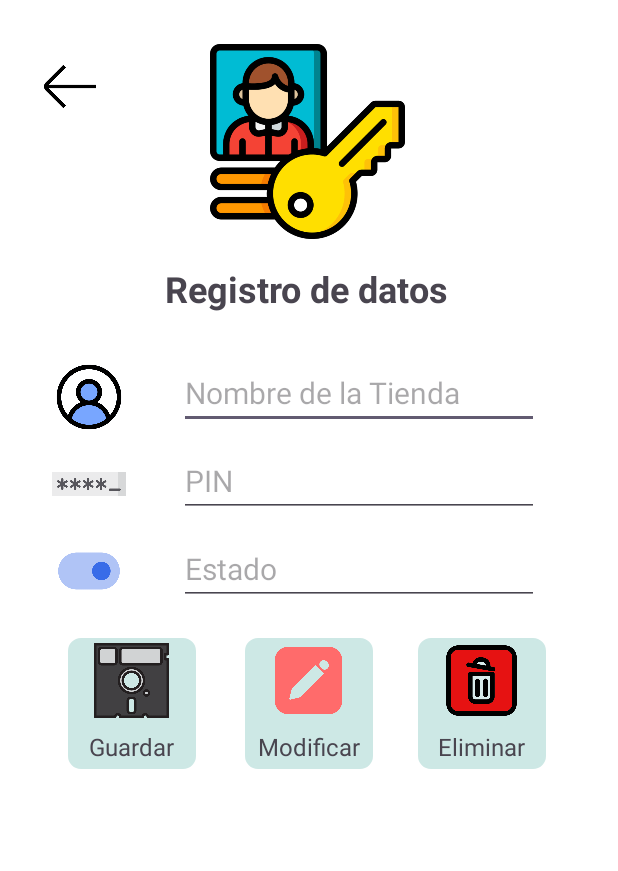
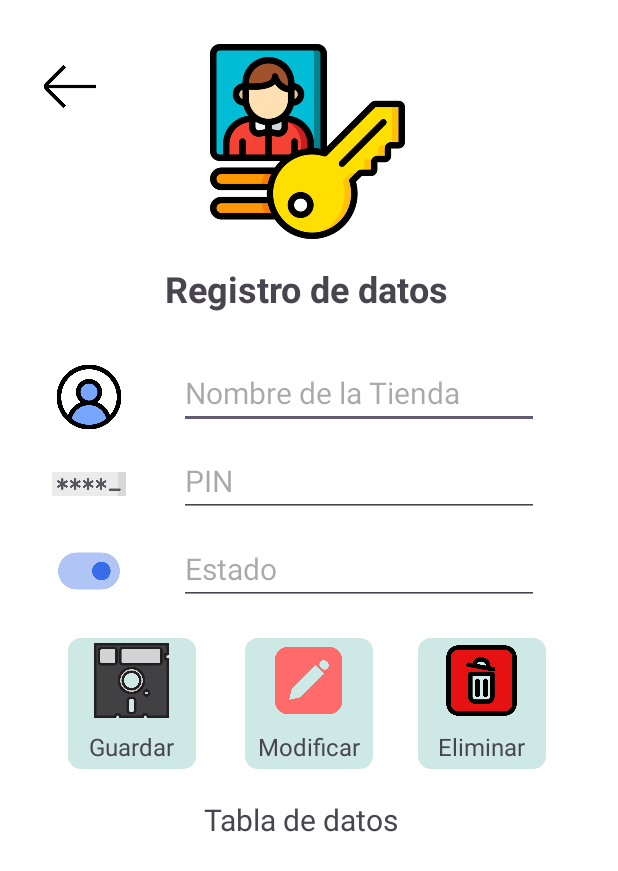
Before and after one commit to carlosEnriqueGC/ProyectoANDROID2024, an Android app: the PantallaIngresoTienda screen opened directly, with no data from a screen before it, on a phone screen of 412 x 824 dp. Shown: the top 871 px of the screen. Run offline under Robolectric (Android 15) with nearby library versions, the phone set to English and light mode, and no system bars.

Commit message:
Reinicio de base de datos SQLite

```diff
--- a/PROYECTORECARGAAPP/app/src/main/java/com/umg/clarorecargasapp/DBHelper.java
+++ b/PROYECTORECARGAAPP/app/src/main/java/com/umg/clarorecargasapp/DBHelper.java
@@ -8,7 +8,7 @@ public class DBHelper extends SQLiteOpenHelper {
 
     // Nombre y versión de la base de datos
     private static final String DATABASE_NAME = "BDRecargasClaro.db";
-    private static final int DATABASE_VERSION = 1;
+    private static final int DATABASE_VERSION = 2;
 
     public DBHelper(Context context) {
         super(context, DATABASE_NAME, null, DATABASE_VERSION);
@@ -40,4 +40,11 @@ public class DBHelper extends SQLiteOpenHelper {
         db.execSQL("DROP TABLE IF EXISTS tbl_codigosRecarga");
         onCreate(db);
     }
+    @Override
+    public void onDowngrade(SQLiteDatabase db, int oldVersion, int newVersion) {
+        // Lógica para manejar el downgrade, similar al upgrade
+        db.execSQL("DROP TABLE IF EXISTS tbl_datosTienda");
+        db.execSQL("DROP TABLE IF EXISTS tbl_codigosRecarga");
+        onCreate(db);
+    }
 }
--- a/PROYECTORECARGAAPP/app/src/main/res/layout/activity_pantalla_ingreso_tienda.xml
+++ b/PROYECTORECARGAAPP/app/src/main/res/layout/activity_pantalla_ingreso_tienda.xml
@@ -7,6 +7,21 @@
     android:layout_height="match_parent"
     android:background="#FFFFFF"
     tools:context=".PantallaIngresoTienda">
+
+    <TextView
+        android:id="@+id/tituloPrincipal"
+        android:layout_width="wrap_content"
+        android:layout_height="wrap_content"
+        android:layout_marginStart="24dp"
+        android:text="Registro de datos"
+        android:textSize="24sp"
+        android:textStyle="bold"
+        app:layout_constraintBottom_toBottomOf="parent"
+        app:layout_constraintEnd_toEndOf="parent"
+        app:layout_constraintHorizontal_bias="0.433"
+        app:layout_constraintStart_toStartOf="parent"
+        app:layout_constraintTop_toTopOf="parent"
+        app:layout_constraintVertical_bias="0.222" />
 
     <ImageButton
         android:id="@+id/btnVolverTienda"
@@ -37,19 +52,19 @@
         app:srcCompat="@drawable/datosdelusuario" />
 
     <TextView
-        android:id="@+id/TituloPrincipal"
+        android:id="@+id/Subtitulo"
         android:layout_width="wrap_content"
         android:layout_height="wrap_content"
         android:layout_marginStart="24dp"
-        android:text="Registro de datos"
-        android:textSize="24sp"
-        android:textStyle="bold"
+        android:text="Tabla de datos"
+        android:textSize="20sp"
+        android:textStyle="normal"
         app:layout_constraintBottom_toBottomOf="parent"
         app:layout_constraintEnd_toEndOf="parent"
         app:layout_constraintHorizontal_bias="0.433"
         app:layout_constraintStart_toStartOf="parent"
         app:layout_constraintTop_toTopOf="parent"
-        app:layout_constraintVertical_bias="0.222" />
+        app:layout_constraintVertical_bias="0.669" />
 
     <EditText
         android:id="@+id/etNombre"
@@ -226,7 +241,7 @@
         app:layout_constraintEnd_toEndOf="parent"
         app:layout_constraintStart_toStartOf="parent"
         app:layout_constraintTop_toTopOf="parent"
-        app:layout_constraintVertical_bias="0.973">
+        app:layout_constraintVertical_bias="0.991">
 
         <!-- Contenedor exclusivo para el RecyclerView -->
         <LinearLayout
```
